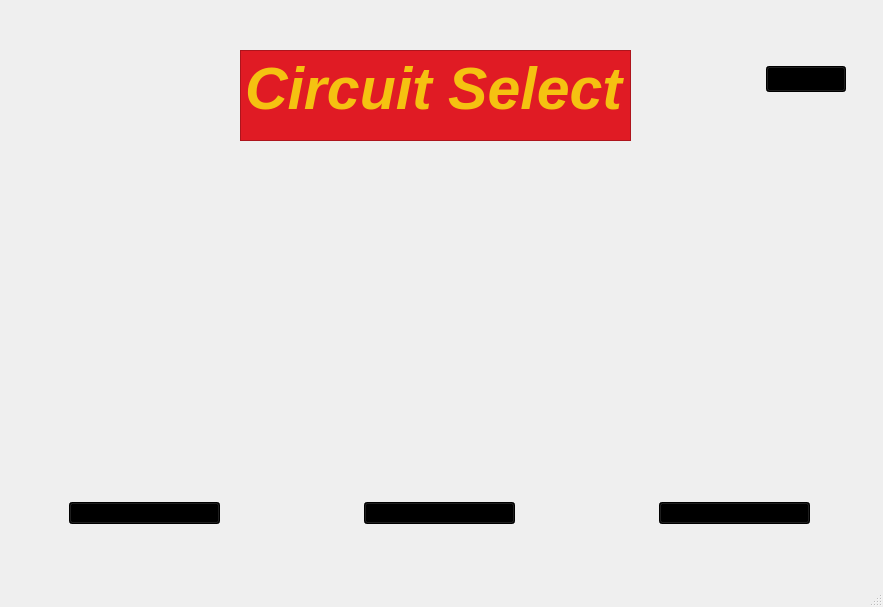
The window that editor/EditorMapas/editor.ui (mateozorzi/practice-sdd) describes before a commit, drawn with Qt 5.
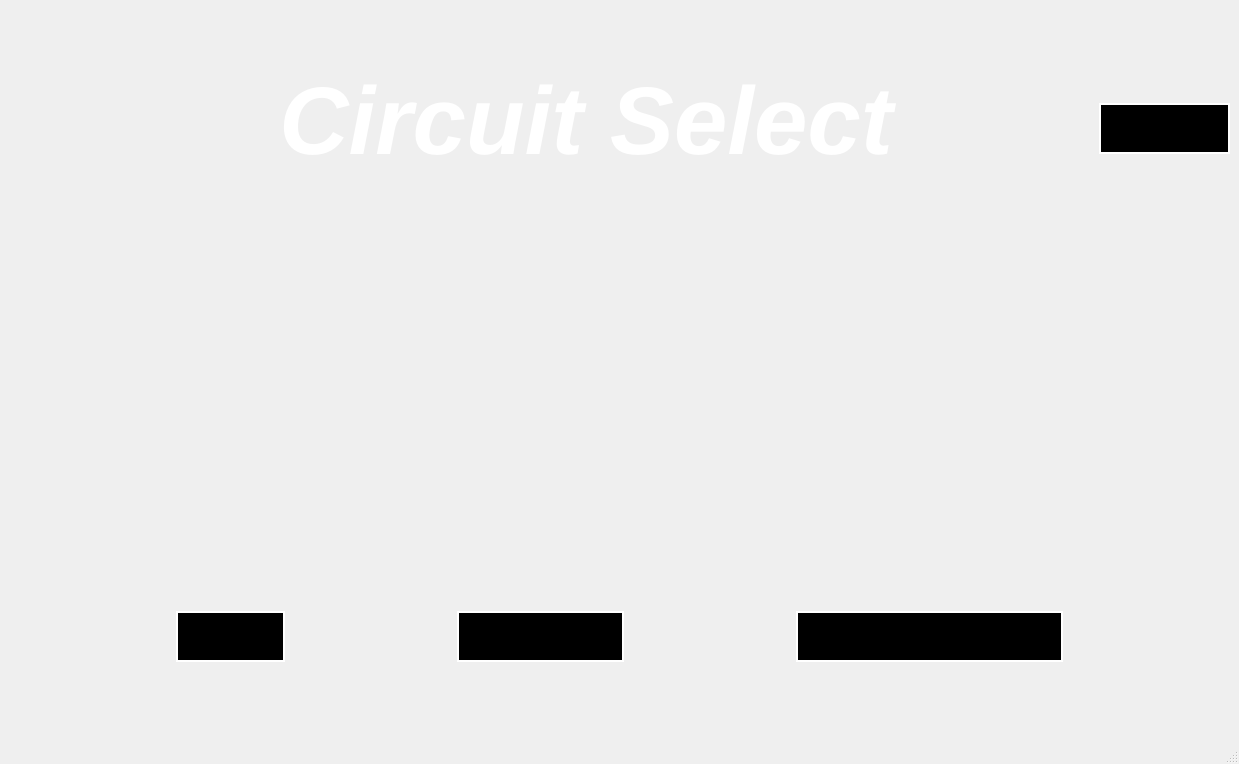
The same window after the commit. Icons and pictures are not drawn.

Commit message: menu and editor show in fullscreen

The edit to the form file:
```diff
--- a/editor/EditorMapas/editor.ui
+++ b/editor/EditorMapas/editor.ui
@@ -9,14 +9,14 @@
    <rect>
     <x>0</x>
     <y>0</y>
-    <width>883</width>
-    <height>607</height>
+    <width>1239</width>
+    <height>764</height>
    </rect>
   </property>
   <property name="maximumSize">
    <size>
-    <width>883</width>
-    <height>607</height>
+    <width>16777215</width>
+    <height>16777215</height>
    </size>
   </property>
   <property name="windowTitle">
@@ -34,18 +34,17 @@
    <property name="styleSheet">
     <string notr="true"/>
    </property>
+   <layout class="QVBoxLayout" name="verticalLayout_4">
+    <item>
+     <layout class="QHBoxLayout" name="horizontalLayout_2">
+      <property name="leftMargin">
+       <number>70</number>
+      </property>
+      <item>
    <widget class="QTextEdit" name="Tituloventana">
     <property name="enabled">
      <bool>true</bool>
     </property>
-    <property name="geometry">
-     <rect>
-      <x>240</x>
-      <y>50</y>
-      <width>391</width>
-      <height>91</height>
-     </rect>
-    </property>
     <property name="sizePolicy">
      <sizepolicy hsizetype="Expanding" vsizetype="Expanding">
       <horstretch>0</horstretch>
@@ -55,7 +54,7 @@
     <property name="maximumSize">
      <size>
       <width>16777215</width>
-      <height>92</height>
+          <height>98</height>
      </size>
     </property>
     <property name="font">
@@ -70,13 +69,14 @@
      <bool>true</bool>
     </property>
     <property name="styleSheet">
-     <string notr="true">border-color: rgb(245, 194, 17);
-color: rgb(245, 194, 17);
-background-color: rgb(224, 27, 36);</string>
+         <string notr="true">background-color: transparent;</string>
     </property>
     <property name="lineWidth">
      <number>1</number>
     </property>
+        <property name="verticalScrollBarPolicy">
+         <enum>Qt::ScrollBarPolicy::ScrollBarAlwaysOff</enum>
+        </property>
     <property name="readOnly">
      <bool>true</bool>
     </property>
@@ -93,47 +93,53 @@
 li.unchecked::marker { content: &quot;\2610&quot;; }
 li.checked::marker { content: &quot;\2612&quot;; }
 &lt;/style&gt;&lt;/head&gt;&lt;body style=&quot; font-family:'Ubuntu'; font-size:44pt; font-weight:700; font-style:italic;&quot;&gt;
-&lt;p style=&quot; margin-top:29px; margin-bottom:29px; margin-left:0px; margin-right:0px; -qt-block-indent:0; text-indent:0px;&quot;&gt;Circuit Select&lt;/p&gt;&lt;/body&gt;&lt;/html&gt;</string>
-    </property>
-   </widget>
+&lt;p align=&quot;center&quot; style=&quot; margin-top:29px; margin-bottom:29px; margin-left:0px; margin-right:0px; -qt-block-indent:0; text-indent:0px;&quot;&gt;&lt;span style=&quot; font-size:72pt; color:#ffffff;&quot;&gt;Circuit Select&lt;/span&gt;&lt;/p&gt;&lt;/body&gt;&lt;/html&gt;</string>
+        </property>
+       </widget>
+      </item>
+      <item>
    <widget class="QPushButton" name="Exit">
-    <property name="geometry">
-     <rect>
-      <x>766</x>
-      <y>66</y>
-      <width>80</width>
-      <height>26</height>
-     </rect>
+        <property name="sizePolicy">
+         <sizepolicy hsizetype="Expanding" vsizetype="Expanding">
+          <horstretch>0</horstretch>
+          <verstretch>0</verstretch>
+         </sizepolicy>
     </property>
     <property name="maximumSize">
      <size>
-      <width>82</width>
-      <height>16777215</height>
+          <width>131</width>
+          <height>51</height>
      </size>
     </property>
     <property name="styleSheet">
-     <string notr="true">background-color: rgb(0, 0, 0);</string>
+         <string notr="true">background-color: rgb(0, 0, 0);
+border:2px solid;
+border-color: rgb(255, 255, 255);</string>
     </property>
     <property name="text">
      <string>Exit</string>
     </property>
    </widget>
-   <widget class="QWidget" name="layoutWidget">
-    <property name="geometry">
-     <rect>
-      <x>10</x>
-      <y>190</y>
-      <width>862</width>
-      <height>281</height>
-     </rect>
-    </property>
-    <layout class="QHBoxLayout" name="horizontalLayout_2">
-     <property name="spacing">
-      <number>25</number>
-     </property>
-     <property name="topMargin">
-      <number>4</number>
-     </property>
+      </item>
+     </layout>
+    </item>
+    <item>
+     <layout class="QHBoxLayout" name="horizontalLayout">
+      <item>
+       <spacer name="horizontalSpacer">
+        <property name="orientation">
+         <enum>Qt::Orientation::Horizontal</enum>
+        </property>
+        <property name="sizeHint" stdset="0">
+         <size>
+          <width>40</width>
+          <height>20</height>
+         </size>
+        </property>
+       </spacer>
+      </item>
+      <item>
+       <layout class="QVBoxLayout" name="verticalLayout">
      <item>
       <widget class="QLabel" name="img1">
        <property name="sizePolicy">
@@ -144,8 +150,8 @@
        </property>
        <property name="maximumSize">
         <size>
-         <width>270</width>
-         <height>276</height>
+            <width>350</width>
+            <height>350</height>
         </size>
        </property>
        <property name="styleSheet">
@@ -158,102 +164,182 @@
       </widget>
      </item>
      <item>
-      <widget class="QLabel" name="img2">
-       <property name="sizePolicy">
-        <sizepolicy hsizetype="Expanding" vsizetype="Expanding">
-         <horstretch>0</horstretch>
-         <verstretch>0</verstretch>
-        </sizepolicy>
-       </property>
-       <property name="maximumSize">
-        <size>
-         <width>270</width>
-         <height>276</height>
-        </size>
-       </property>
-       <property name="styleSheet">
-        <string notr="true">
-</string>
-       </property>
-       <property name="text">
-        <string>&lt;html&gt;&lt;head/&gt;&lt;body&gt;&lt;p&gt;&lt;img src=&quot;:/mapas/imagenes/san_andreas.png&quot;/&gt;&lt;/p&gt;&lt;/body&gt;&lt;/html&gt;</string>
-       </property>
-      </widget>
-     </item>
-     <item>
-      <widget class="QLabel" name="img3">
-       <property name="sizePolicy">
-        <sizepolicy hsizetype="Fixed" vsizetype="Preferred">
-         <horstretch>0</horstretch>
-         <verstretch>0</verstretch>
-        </sizepolicy>
-       </property>
-       <property name="maximumSize">
-        <size>
-         <width>270</width>
-         <height>276</height>
-        </size>
-       </property>
-       <property name="styleSheet">
-        <string notr="true">
-</string>
-       </property>
-       <property name="text">
-        <string>&lt;html&gt;&lt;head/&gt;&lt;body&gt;&lt;p&gt;&lt;img src=&quot;:/mapas/imagenes/vice_city.png&quot;/&gt;&lt;/p&gt;&lt;/body&gt;&lt;/html&gt;</string>
-       </property>
-      </widget>
-     </item>
-    </layout>
-   </widget>
-   <widget class="QWidget" name="layoutWidget">
-    <property name="geometry">
-     <rect>
-      <x>9</x>
-      <y>492</y>
-      <width>861</width>
-      <height>60</height>
-     </rect>
-    </property>
-    <layout class="QHBoxLayout" name="horizontalLayout">
-     <property name="spacing">
-      <number>144</number>
-     </property>
-     <property name="leftMargin">
-      <number>60</number>
-     </property>
-     <property name="topMargin">
-      <number>8</number>
-     </property>
-     <property name="rightMargin">
-      <number>60</number>
-     </property>
-     <property name="bottomMargin">
-      <number>26</number>
-     </property>
-     <item>
       <widget class="QPushButton" name="mapa1">
+          <property name="sizePolicy">
+           <sizepolicy hsizetype="Minimum" vsizetype="Expanding">
+            <horstretch>0</horstretch>
+            <verstretch>0</verstretch>
+           </sizepolicy>
+          </property>
+          <property name="minimumSize">
+           <size>
+            <width>0</width>
+            <height>51</height>
+           </size>
+          </property>
+          <property name="maximumSize">
+           <size>
+            <width>350</width>
+            <height>51</height>
+           </size>
+          </property>
+          <property name="font">
+           <font>
+            <pointsize>16</pointsize>
+           </font>
+          </property>
        <property name="styleSheet">
-        <string notr="true">background-color: rgb(0, 0, 0);</string>
+           <string notr="true">background-color: rgb(0, 0, 0);
+border:2px solid;
+border-color: rgb(255, 255, 255);</string>
        </property>
        <property name="text">
         <string>Liberty City</string>
        </property>
       </widget>
      </item>
+       </layout>
+      </item>
+      <item>
+       <spacer name="horizontalSpacer_3">
+        <property name="orientation">
+         <enum>Qt::Orientation::Horizontal</enum>
+        </property>
+        <property name="sizeHint" stdset="0">
+         <size>
+          <width>15</width>
+          <height>20</height>
+         </size>
+        </property>
+       </spacer>
+      </item>
+      <item>
+       <layout class="QVBoxLayout" name="verticalLayout_2">
+        <item>
+         <widget class="QLabel" name="img2">
+          <property name="sizePolicy">
+           <sizepolicy hsizetype="Expanding" vsizetype="Expanding">
+            <horstretch>0</horstretch>
+            <verstretch>0</verstretch>
+           </sizepolicy>
+          </property>
+          <property name="maximumSize">
+           <size>
+            <width>350</width>
+            <height>350</height>
+           </size>
+          </property>
+          <property name="styleSheet">
+           <string notr="true"/>
+          </property>
+          <property name="text">
+           <string>&lt;html&gt;&lt;head/&gt;&lt;body&gt;&lt;p&gt;&lt;img src=&quot;:/mapas/imagenes/san_andreas.png&quot;/&gt;&lt;/p&gt;&lt;/body&gt;&lt;/html&gt;</string>
+          </property>
+         </widget>
+        </item>
      <item>
       <widget class="QPushButton" name="mapa2">
+          <property name="sizePolicy">
+           <sizepolicy hsizetype="Minimum" vsizetype="Expanding">
+            <horstretch>0</horstretch>
+            <verstretch>0</verstretch>
+           </sizepolicy>
+          </property>
+          <property name="minimumSize">
+           <size>
+            <width>0</width>
+            <height>51</height>
+           </size>
+          </property>
+          <property name="maximumSize">
+           <size>
+            <width>350</width>
+            <height>51</height>
+           </size>
+          </property>
+          <property name="font">
+           <font>
+            <pointsize>16</pointsize>
+           </font>
+          </property>
        <property name="styleSheet">
-        <string notr="true">background-color: rgb(0, 0, 0);</string>
+           <string notr="true">background-color: rgb(0, 0, 0);
+border:2px solid;
+border-color: rgb(255, 255, 255);</string>
        </property>
        <property name="text">
         <string>San Andreas</string>
        </property>
       </widget>
      </item>
+       </layout>
+      </item>
+      <item>
+       <spacer name="horizontalSpacer_4">
+        <property name="orientation">
+         <enum>Qt::Orientation::Horizontal</enum>
+        </property>
+        <property name="sizeHint" stdset="0">
+         <size>
+          <width>15</width>
+          <height>20</height>
+         </size>
+        </property>
+       </spacer>
+      </item>
+      <item>
+       <layout class="QVBoxLayout" name="verticalLayout_3">
+        <item>
+         <widget class="QLabel" name="img3">
+          <property name="sizePolicy">
+           <sizepolicy hsizetype="Fixed" vsizetype="Preferred">
+            <horstretch>0</horstretch>
+            <verstretch>0</verstretch>
+           </sizepolicy>
+          </property>
+          <property name="maximumSize">
+           <size>
+            <width>350</width>
+            <height>350</height>
+           </size>
+          </property>
+          <property name="styleSheet">
+           <string notr="true"/>
+          </property>
+          <property name="text">
+           <string>&lt;html&gt;&lt;head/&gt;&lt;body&gt;&lt;p&gt;&lt;img src=&quot;:/mapas/imagenes/vice_city.png&quot;/&gt;&lt;/p&gt;&lt;/body&gt;&lt;/html&gt;</string>
+          </property>
+         </widget>
+        </item>
      <item>
       <widget class="QPushButton" name="mapa3">
+          <property name="sizePolicy">
+           <sizepolicy hsizetype="Minimum" vsizetype="Expanding">
+            <horstretch>0</horstretch>
+            <verstretch>0</verstretch>
+           </sizepolicy>
+          </property>
+          <property name="minimumSize">
+           <size>
+            <width>267</width>
+            <height>51</height>
+           </size>
+          </property>
+          <property name="maximumSize">
+           <size>
+            <width>350</width>
+            <height>51</height>
+           </size>
+          </property>
+          <property name="font">
+           <font>
+            <pointsize>17</pointsize>
+           </font>
+          </property>
        <property name="styleSheet">
-        <string notr="true">background-color: rgb(0, 0, 0);</string>
+           <string notr="true">background-color: rgb(0, 0, 0);
+border:2px solid;
+border-color: rgb(255, 255, 255);</string>
        </property>
        <property name="text">
         <string>Vice City</string>
@@ -261,7 +347,23 @@
       </widget>
      </item>
     </layout>
-   </widget>
+      </item>
+      <item>
+       <spacer name="horizontalSpacer_2">
+        <property name="orientation">
+         <enum>Qt::Orientation::Horizontal</enum>
+        </property>
+        <property name="sizeHint" stdset="0">
+         <size>
+          <width>40</width>
+          <height>20</height>
+         </size>
+        </property>
+       </spacer>
+      </item>
+     </layout>
+    </item>
+   </layout>
    <zorder>layoutWidget</zorder>
    <zorder>Tituloventana</zorder>
    <zorder>Exit</zorder>
```
Left out of the diff: 5 changed lines with no effect on the pictures. Lines whose indentation alone changed are shown as unchanged. The commit also changes 23 other files.
